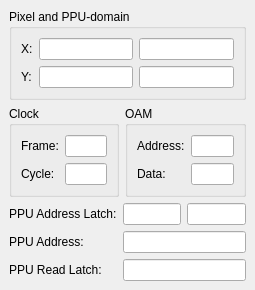
The window that debugger/ppuinformationdockwidget.ui (christopherpow/nesicide) describes before a commit, drawn with Qt 5.
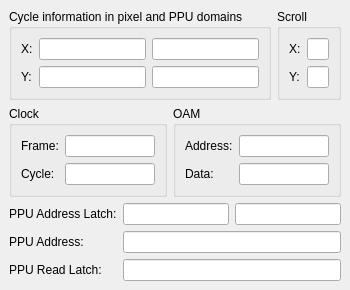
The same window after the commit.

Commit message: Adding scroll values to PPU inspector.

What changed in the file:
```diff
--- a/debugger/ppuinformationdockwidget.ui
+++ b/debugger/ppuinformationdockwidget.ui
@@ -6,8 +6,8 @@
    <rect>
     <x>0</x>
     <y>0</y>
-    <width>255</width>
-    <height>284</height>
+    <width>335</width>
+    <height>286</height>
    </rect>
   </property>
   <property name="windowTitle">
@@ -21,80 +21,37 @@
     <property name="spacing">
      <number>6</number>
     </property>
-    <item row="0" column="0" colspan="3">
-     <widget class="QGroupBox" name="groupBox">
-      <property name="title">
-       <string>Pixel and PPU-domain</string>
-      </property>
-      <layout class="QGridLayout" name="gridLayout_2">
-       <item row="0" column="0">
-        <widget class="QLabel" name="label">
-         <property name="text">
-          <string>X:</string>
-         </property>
-        </widget>
-       </item>
-       <item row="0" column="1">
-        <widget class="QLineEdit" name="pixelX">
-         <property name="readOnly">
-          <bool>true</bool>
-         </property>
-        </widget>
-       </item>
-       <item row="1" column="0">
-        <widget class="QLabel" name="label_2">
-         <property name="text">
-          <string>Y:</string>
-         </property>
-        </widget>
-       </item>
-       <item row="1" column="1">
-        <widget class="QLineEdit" name="pixelY">
-         <property name="readOnly">
-          <bool>true</bool>
-         </property>
-        </widget>
-       </item>
-       <item row="0" column="2">
-        <widget class="QLineEdit" name="ppuX"/>
-       </item>
-       <item row="1" column="2">
-        <widget class="QLineEdit" name="ppuY"/>
-       </item>
-      </layout>
-     </widget>
-    </item>
-    <item row="3" column="0">
+    <item row="4" column="0">
      <widget class="QLabel" name="label_7">
       <property name="text">
        <string>PPU Address Latch:</string>
       </property>
      </widget>
     </item>
-    <item row="3" column="1">
+    <item row="4" column="1">
      <widget class="QLineEdit" name="ppuAddrLatch"/>
     </item>
-    <item row="3" column="2">
+    <item row="4" column="2">
      <widget class="QLineEdit" name="ppuFlipFlop"/>
     </item>
-    <item row="4" column="0">
+    <item row="5" column="0">
      <widget class="QLabel" name="label_5">
       <property name="text">
        <string>PPU Address:</string>
       </property>
      </widget>
     </item>
-    <item row="4" column="1" colspan="2">
+    <item row="5" column="1" colspan="2">
      <widget class="QLineEdit" name="ppuAddr"/>
     </item>
-    <item row="5" column="0">
+    <item row="6" column="0">
      <widget class="QLabel" name="label_6">
       <property name="text">
        <string>PPU Read Latch: </string>
       </property>
      </widget>
     </item>
-    <item row="5" column="1" colspan="2">
+    <item row="6" column="1" colspan="2">
      <widget class="QLineEdit" name="ppuLatch">
       <property name="sizePolicy">
        <sizepolicy hsizetype="Preferred" vsizetype="Fixed">
@@ -104,7 +61,7 @@
       </property>
      </widget>
     </item>
-    <item row="1" column="0" colspan="3">
+    <item row="2" column="0" colspan="3">
      <layout class="QHBoxLayout" name="horizontalLayout">
       <item>
        <widget class="QGroupBox" name="groupBox_2">
@@ -174,6 +131,82 @@
       </item>
      </layout>
     </item>
+    <item row="0" column="0" colspan="3">
+     <layout class="QHBoxLayout" name="horizontalLayout_2">
+      <item>
+       <widget class="QGroupBox" name="groupBox">
+        <property name="title">
+         <string>Cycle information in pixel and PPU domains</string>
+        </property>
+        <layout class="QGridLayout" name="gridLayout_2">
+         <item row="0" column="0">
+          <widget class="QLabel" name="label">
+           <property name="text">
+            <string>X:</string>
+           </property>
+          </widget>
+         </item>
+         <item row="0" column="1">
+          <widget class="QLineEdit" name="pixelX">
+           <property name="readOnly">
+            <bool>true</bool>
+           </property>
+          </widget>
+         </item>
+         <item row="1" column="0">
+          <widget class="QLabel" name="label_2">
+           <property name="text">
+            <string>Y:</string>
+           </property>
+          </widget>
+         </item>
+         <item row="1" column="1">
+          <widget class="QLineEdit" name="pixelY">
+           <property name="readOnly">
+            <bool>true</bool>
+           </property>
+          </widget>
+         </item>
+         <item row="0" column="2">
+          <widget class="QLineEdit" name="ppuX"/>
+         </item>
+         <item row="1" column="2">
+          <widget class="QLineEdit" name="ppuY"/>
+         </item>
+        </layout>
+       </widget>
+      </item>
+      <item>
+       <widget class="QGroupBox" name="groupBox_4">
+        <property name="title">
+         <string>Scroll</string>
+        </property>
+        <layout class="QFormLayout" name="formLayout">
+         <item row="0" column="0">
+          <widget class="QLabel" name="label_10">
+           <property name="text">
+            <string>X:</string>
+           </property>
+          </widget>
+         </item>
+         <item row="1" column="0">
+          <widget class="QLabel" name="label_11">
+           <property name="text">
+            <string>Y:</string>
+           </property>
+          </widget>
+         </item>
+         <item row="0" column="1">
+          <widget class="QLineEdit" name="scrollX"/>
+         </item>
+         <item row="1" column="1">
+          <widget class="QLineEdit" name="scrollY"/>
+         </item>
+        </layout>
+       </widget>
+      </item>
+     </layout>
+    </item>
    </layout>
   </widget>
  </widget>
```
The commit also changes 1 other file.
